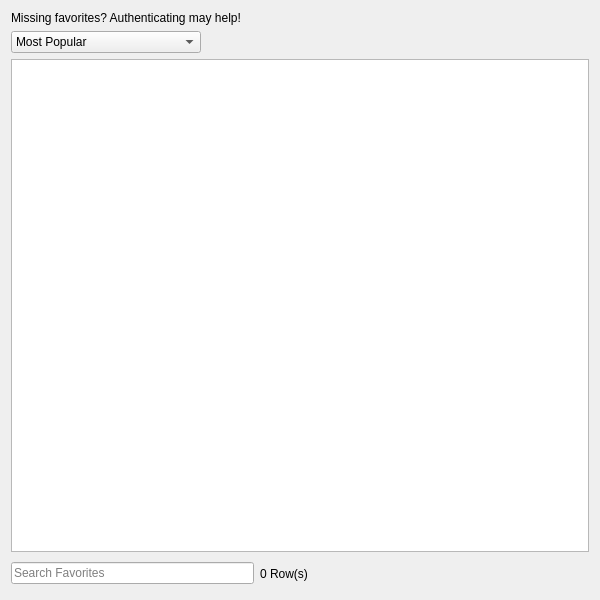
Qt form UI/dooble_favorites_popup.ui (textbrowser/dooble) before a commit.
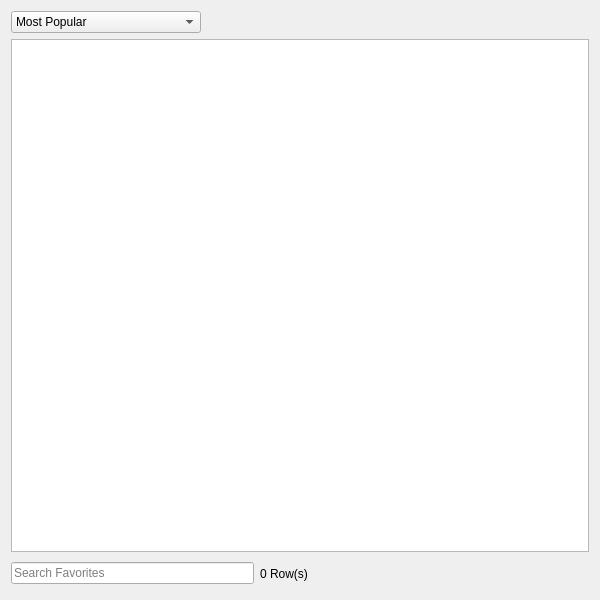
The same form after that commit. Icons and pictures are not drawn. Custom widgets are drawn as their Qt base class.

The edit to the form file:
```diff
--- a/UI/dooble_favorites_popup.ui
+++ b/UI/dooble_favorites_popup.ui
@@ -18,16 +18,6 @@
     <normaloff>:/Logo/dooble.png</normaloff>:/Logo/dooble.png</iconset>
   </property>
   <layout class="QVBoxLayout" name="verticalLayout">
-   <item>
-    <widget class="QLabel" name="authenticate_label">
-     <property name="text">
-      <string>Missing favorites? Authenticating may help!</string>
-     </property>
-     <property name="textInteractionFlags">
-      <set>Qt::LinksAccessibleByKeyboard|Qt::LinksAccessibleByMouse</set>
-     </property>
-    </widget>
-   </item>
    <item>
     <layout class="QHBoxLayout" name="horizontalLayout">
      <item>
```
Left out of the diff: 2 changed lines with no effect on the pictures.
